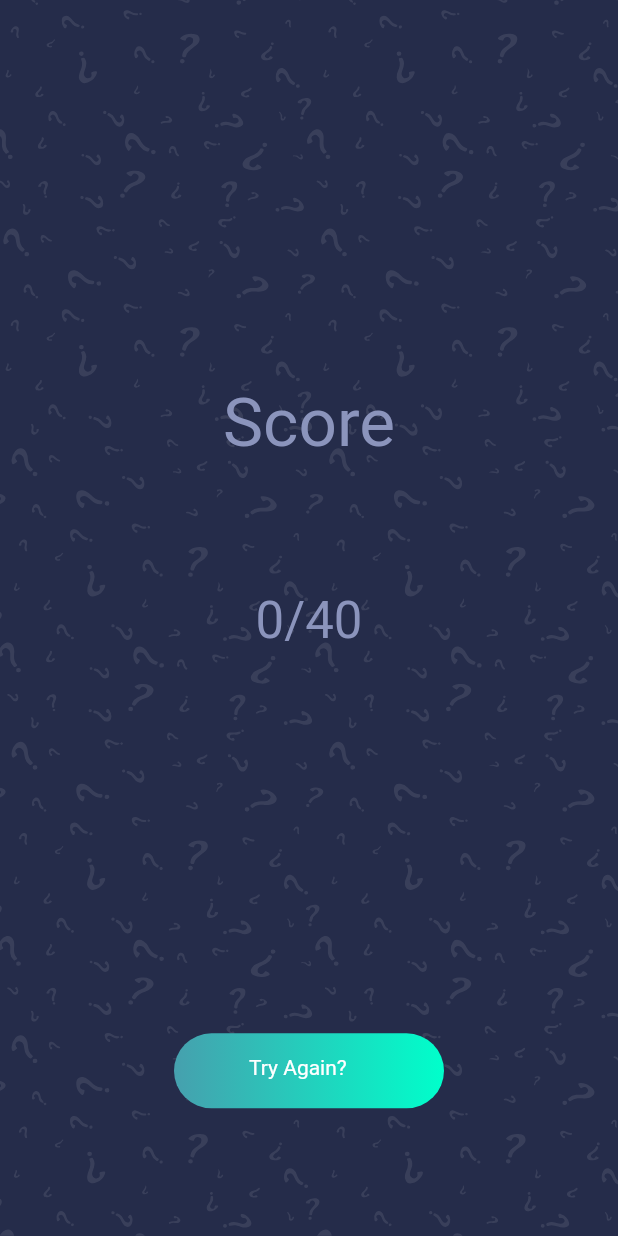
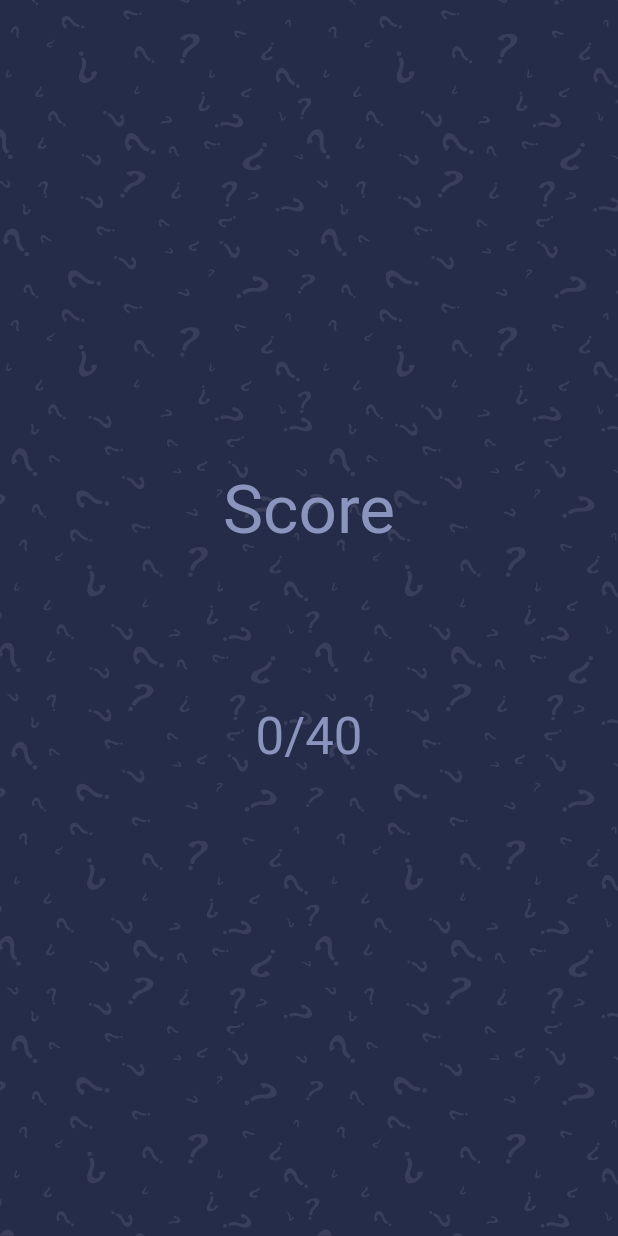
Before and after one commit to soumyajitdas365/another_quiz_app, a Flutter app: the ScoreScreen screen opened directly, on a phone screen of 412 x 824 dp. Run offline on Flutter 3.47's test engine with Material 2 defaults, Android fonts, the phone set to English and light mode, and no system bars; our stand-ins replace flutter_svg, get.

Commit message:
Final Project is done

```diff
--- a/lib/main.dart
+++ b/lib/main.dart
@@ -14,6 +14,7 @@ class QuizApp extends StatelessWidget {
   @override
   Widget build(BuildContext context) {
     return GetMaterialApp(
+      debugShowCheckedModeBanner: false,
       title: "Quiz App",
       theme: ThemeData.dark(),
       // themeMode: ThemeMode.dark,
--- a/lib/screens/scorescreen.dart
+++ b/lib/screens/scorescreen.dart
@@ -3,7 +3,6 @@
 import 'package:another_quiz/controller/controller.dart';
 import 'package:another_quiz/konstants.dart';
 
-import 'package:another_quiz/screens/welcomescreen.dart';
 import 'package:flutter/material.dart';
 import 'package:flutter_svg/flutter_svg.dart';
 import 'package:get/get.dart';
@@ -46,20 +45,6 @@ class ScoreScreen extends StatelessWidget {
               Spacer(
                 flex: 3,
               ),
-              GestureDetector(
-                onTap: () => Get.to(WelcomeScreen()),
-                child: Container(
-                  height: 50,
-                  width: 180,
-                  padding: EdgeInsets.symmetric(horizontal: 50, vertical: 15),
-                  decoration: BoxDecoration(
-                    borderRadius: BorderRadius.circular(35),
-                    gradient: kPrimaryGradient,
-                  ),
-                  child: Text("Try Again?"),
-                ),
-              ),
-              Spacer(),
             ],
           ),
         ],
--- a/lib/screens/welcomescreen.dart
+++ b/lib/screens/welcomescreen.dart
@@ -50,10 +50,8 @@ class WelcomeScreen extends StatelessWidget {
                   child: Container(
                     height: size.height * 0.08,
                     width: size.width * 0.9,
-                    padding: EdgeInsets.only(
-                        top: kDefaultPadding,
-                        bottom: kDefaultPadding,
-                        left: 100),
+                    padding:
+                        EdgeInsets.symmetric(horizontal: 105, vertical: 18),
                     decoration: BoxDecoration(
                       borderRadius: BorderRadius.circular(35),
                       gradient: kPrimaryGradient,
```
